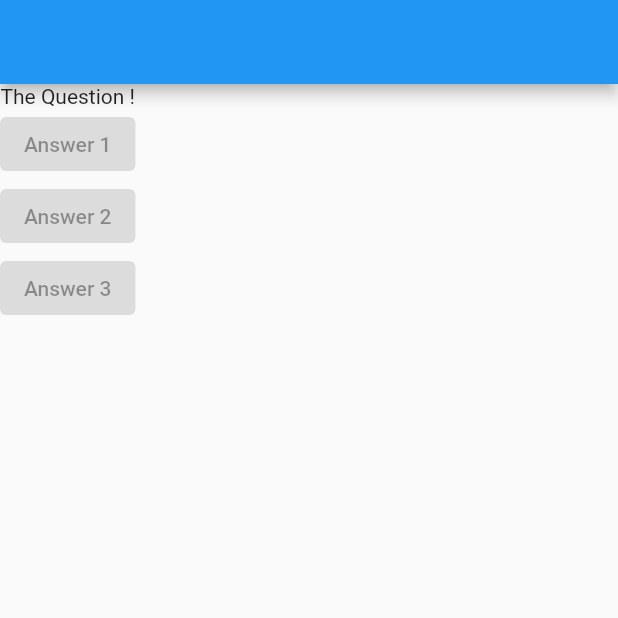
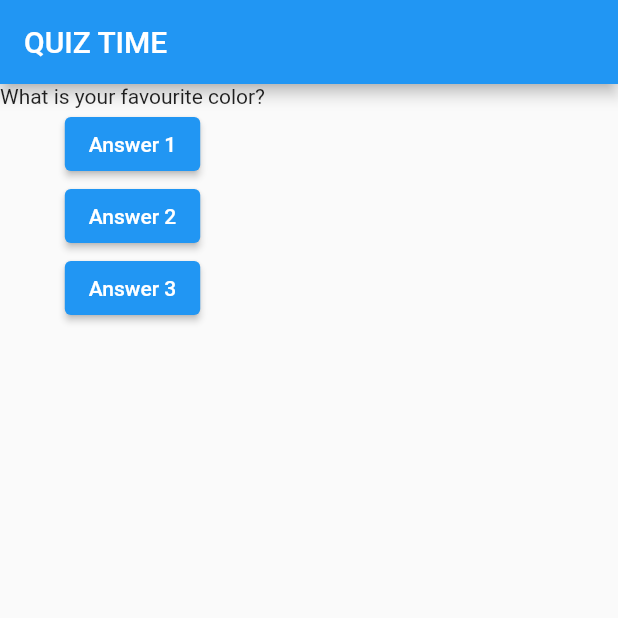
Before and after one commit to rajpranit/quiz-app, a Flutter app: the screen it shows after launch, on a phone screen of 412 x 824 dp, the top half of it. Run offline on Flutter 3.47's test engine with Material 2 defaults, Android fonts, the phone set to English and light mode, and no system bars.

```diff
--- a/lib/main.dart
+++ b/lib/main.dart
@@ -2,28 +2,50 @@ import 'package:flutter/material.dart';
 
 void main() => runApp(MyApp());
 
-class MyApp extends StatelessWidget {
+class MyApp extends StatefulWidget {
+
+  @override
+  State<MyApp> createState() => _MyAppState();
+}
+
+class _MyAppState extends State<MyApp> {
+  var questionIndex = 0;
+
+  void answerQuestion(){
+    setState( () {
+       questionIndex += 1;
+       print(questionIndex);
+    });
+
+
+  }
+
+  var questions = [
+    'What is your favourite color?',
+    'what\'s your favourite ANIMAL? '
+  ];
+
   @override
   Widget build(BuildContext context) {
     return MaterialApp(
       home: Scaffold(
           appBar: AppBar(
-            title: const Text(""),
+            title: Text("QUIZ TIME"),
           ),
           body: Column(
             children: <Widget>[
-              Text("The Question !"),
+              Text(questions[questionIndex]),
               ElevatedButton(
                 child: Text("Answer 1"),
-                onPressed: null,
+                onPressed: answerQuestion,
               ),
               ElevatedButton(
                 child: Text("Answer 2"),
-                onPressed: null,
+                onPressed: () => {print("Answer")},
               ),
               ElevatedButton(
                 child: Text("Answer 3"),
-                onPressed: null,
+                onPressed: answerQuestion,
               )
             ],
           )),
```
